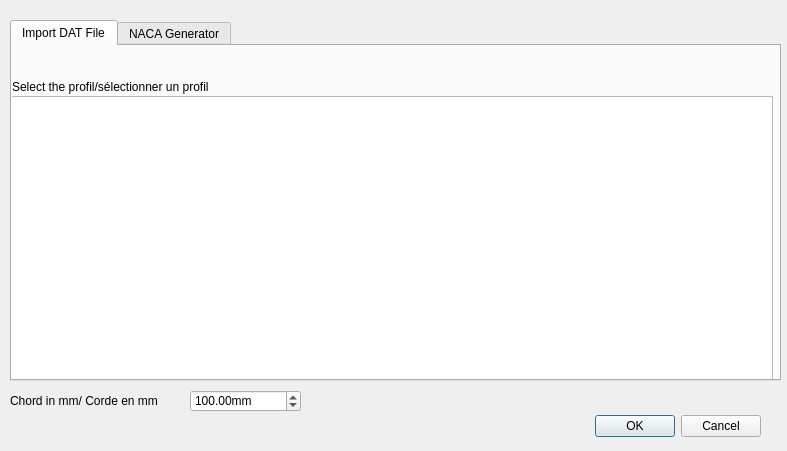
First picture: the form in resources/selectRibProfil.ui, repository FredsFactory/FreeCAD_AirPlaneDesign, before the edit.
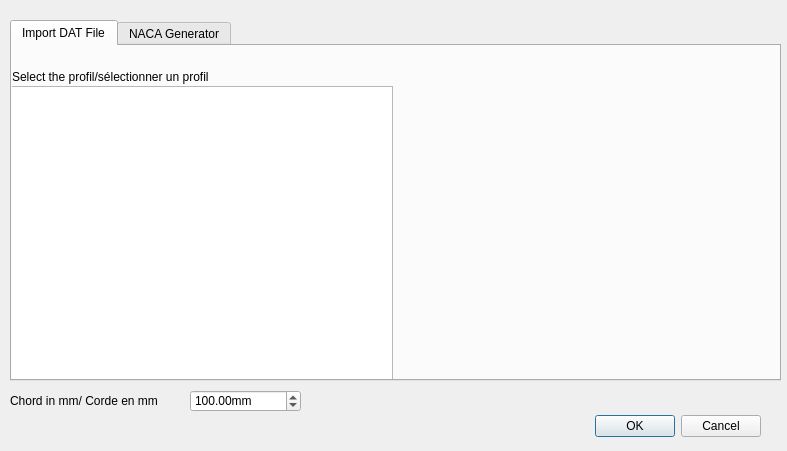
Second picture: the form after the edit. The open tabs and pages were chosen to show the change.

```diff
--- a/resources/selectRibProfil.ui
+++ b/resources/selectRibProfil.ui
@@ -49,7 +49,7 @@
      <property name="geometry">
       <rect>
        <x>0</x>
-       <y>20</y>
+       <y>10</y>
        <width>441</width>
        <height>41</height>
       </rect>
@@ -58,12 +58,12 @@
       <string>Select the profil/sélectionner un profil</string>
      </property>
     </widget>
-    <widget class="QListWidget" name="listProfil">
+    <widget class="QTreeView" name="listProfil">
      <property name="geometry">
       <rect>
        <x>-20</x>
-       <y>50</y>
-       <width>781</width>
+       <y>40</y>
+       <width>401</width>
        <height>311</height>
       </rect>
      </property>
```
Left out of the diff: 2 changed lines with no effect on the pictures.
